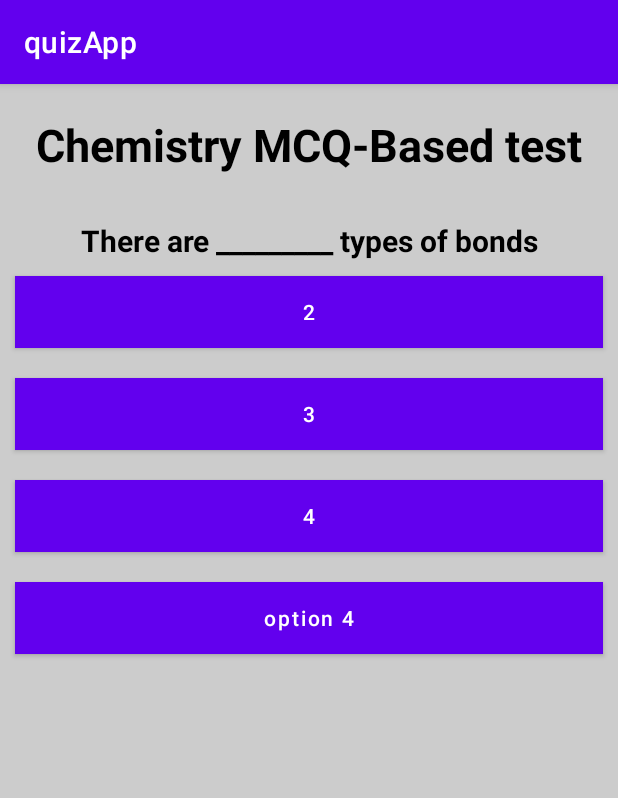
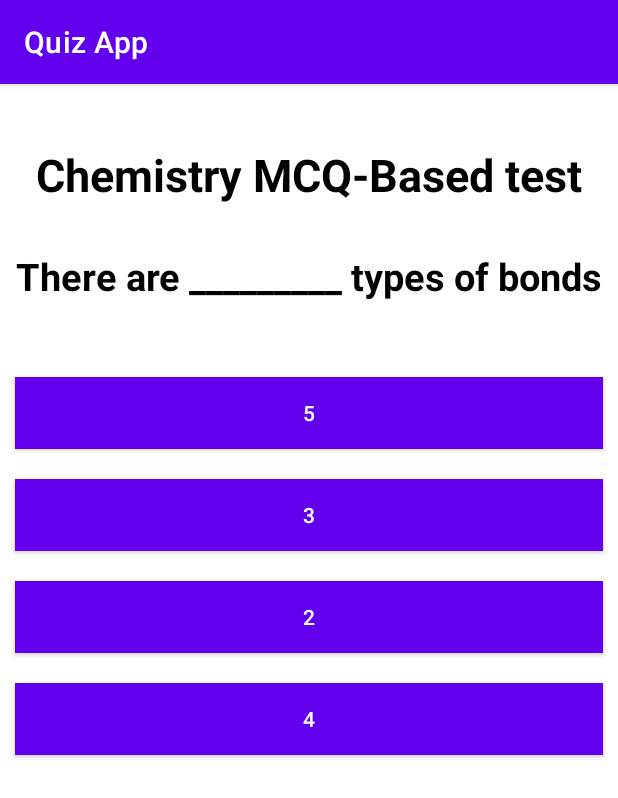
Before and after one commit to alishbamahmood/Assignment-02, an Android app: the screen it shows after launch (MainActivity), on a phone screen of 412 x 824 dp. Shown: the top 798 px of the screen. Run offline under Robolectric (Android 15) with nearby library versions, the phone set to English and light mode, and no system bars.

Commit message:
Commit-6

```diff
--- a/app/src/main/AndroidManifest.xml
+++ b/app/src/main/AndroidManifest.xml
@@ -7,7 +7,7 @@
         android:dataExtractionRules="@xml/data_extraction_rules"
         android:fullBackupContent="@xml/backup_rules"
         android:icon="@mipmap/ic_launcher"
-        android:label="@string/app_name"
+        android:label="Quiz App"
         android:roundIcon="@mipmap/ic_launcher_round"
         android:supportsRtl="true"
         android:theme="@style/Theme.QuizApp"
--- a/app/src/main/java/com/example/quizapp/MainActivity.java
+++ b/app/src/main/java/com/example/quizapp/MainActivity.java
@@ -11,7 +11,7 @@ import android.widget.TextView;
 import java.util.*;
 
 
-public class MainActivity extends AppCompatActivity{
+public class MainActivity extends AppCompatActivity {
 
     TextView course, que;
     Button btn1, btn2, btn3, btn4;
@@ -20,10 +20,14 @@ public class MainActivity extends AppCompatActivity{
 
     Random rnd;
     int score,rndNumber;
+    int i=0;
 
-    @Override
-    protected void onCreate(Bundle savedInstanceState)
-    {
+    Integer[] selected = new Integer[]{};
+
+    List<Integer> selectedList = new ArrayList<>(Arrays.asList(selected));
+
+
+    protected void onCreate(Bundle savedInstanceState) {
         super.onCreate(savedInstanceState);
         setContentView(R.layout.activity_main);
 
@@ -35,22 +39,108 @@ public class MainActivity extends AppCompatActivity{
         btn3 = findViewById(R.id.opt3);
         btn4 = findViewById(R.id.opt4);
 
-        quizQues.add(new Quiz("There are _________ types of bonds","2","3","4","5","4"));
-        quizQues.add(new Quiz("In silver plating Anode is made of","Gold","Ag","Neon","Nil","Ag"));
-        quizQues.add(new Quiz("All metals are solid except","Al","Mg","Na","Hg","Hg"));
-        quizQues.add(new Quiz("Neutrons have _________ charge.","+","-","No","Nil","-"));
-        quizQues.add(new Quiz("Bucky Balls are used as","Lubricants","Cutting","Crafting","Nil","Lubricants"));
-        quizQues.add(new Quiz("Diamonds is ____________","Soft","Hard","Bulky","Nil","Hard"));
-        quizQues.add(new Quiz("Mass per unit volume is:","Velocity","Density","Pressure","Nil","Density"));
-        quizQues.add(new Quiz("The forces of attraction present between the molecules of a substance are called ____________ forces.","Covalent","Ionic","Intermolecular","Nil","Intermolecular"));
-        quizQues.add(new Quiz("The earth is made up of ___________ % of iron.","4","5","6","7","5"));
-        quizQues.add(new Quiz("____________ is an irreversible cell.","Dry Cell","Zn Cell","Chargeable Cell","None of these","Dry Cell"));
+        String[] options1 =  new String[]{"2","3","4","5"};
+        quizQues.add(new Quiz("There are _________ types of bonds",options1,"4"));
 
-        rndNumber = rnd.nextInt(quizQues.size());
+        String[] options2 =  new String[]{"Gold","Ag","Neon","Nil"};
+        quizQues.add(new Quiz("In silver plating Anode is made of",options2,"Ag"));
 
-        que.setText(quizQues.get(rndNumber).getQue());
-        btn1.setText(quizQues.get(rndNumber).getOpt1());
-        btn2.setText(quizQues.get(rndNumber).getOpt2());
-        btn3.setText(quizQues.get(rndNumber).getOpt3());
+        String[] options3 =  new String[]{"Al","Mg","Na","Hg"};
+        quizQues.add(new Quiz("All metals are solid except",options3,"Hg"));
+
+        String[] options4 =  new String[]{"+","-","No","Nil"};
+        quizQues.add(new Quiz("Neutrons have _________ charge.",options4,"-"));
+
+        String[] options5 =  new String[]{"Lubricants","Cutting","Crafting","Nil"};
+        quizQues.add(new Quiz("Bucky Balls are used as",options5,"Lubricants"));
+
+        String[] options6 =  new String[]{"Soft","Hard","Bulky","Nil"};
+        quizQues.add(new Quiz("Diamonds is ____________",options6,"Hard"));
+
+        String[] options7 =  new String[]{"Velocity","Density","Pressure","Nil"};
+        quizQues.add(new Quiz("Mass per unit volume is:",options7,"Density"));
+
+        String[] options8 =  new String[]{"Covalent","Ionic","Intermolecular","Nil"};
+        quizQues.add(new Quiz("The forces of attraction present between the molecules of a substance are called ____________ forces.",options8,"Intermolecular"));
+
+        String[] options9 =  new String[]{"4","5","6","7"};
+        quizQues.add(new Quiz("The earth is made up of ___________ % of iron.",options9,"5"));
+
+        String[] options10 =  new String[]{"Dry Cell","Zn Cell","Chargeable Cell","None of these"};
+        quizQues.add(new Quiz("____________ is an irreversible cell.",options10,"Dry Cell"));
+
+        Collections.shuffle(quizQues);
+
+        setData(i);
+        btn1.setOnClickListener(new View.OnClickListener() {
+            @Override
+            public void onClick(View view) {
+                if(quizQues.get(i).getAnswer().equals(btn1.getText().toString()))
+                {
+                    score++;
+
+                }
+                setData(++i);
+            }
+        });
+
+        btn2.setOnClickListener(new View.OnClickListener() {
+            @Override
+            public void onClick(View view) {
+                if(quizQues.get(i).getAnswer().equals(btn2.getText().toString()))
+                {
+                    score++;
+
+                }
+                setData(++i);
+            }
+        });
+
+        btn3.setOnClickListener(new View.OnClickListener() {
+            @Override
+            public void onClick(View view) {
+                if(quizQues.get(i).getAnswer().equals(btn3.getText().toString()))
+                {
+                    score++;
+
+                }
+                setData(++i);
+            }
+        });
+
+        btn4.setOnClickListener(new View.OnClickListener() {
+            @Override
+            public void onClick(View view) {
+                if(quizQues.get(i).getAnswer().equals(btn4.getText().toString()))
+                {
+                    score++;
+
+                }
+                setData(++i);
+            }
+        });
+
+
+
     }
+
+
+
+    private void setData(int num) {
+        que.setText(quizQues.get(num).getQue() );
+        String [] array = quizQues.get(num).getOpts();
+
+        List<String> opt = Arrays.asList(array);
+
+        Collections.shuffle(opt);
+
+        opt.toArray(array);
+
+        btn1.setText(array[0]);
+        btn2.setText(array[1]);
+        btn3.setText(array[2]);
+        btn4.setText(array[3]);
+    }
+
+
 }
--- a/app/src/main/java/com/example/quizapp/Quiz.java
+++ b/app/src/main/java/com/example/quizapp/Quiz.java
@@ -3,18 +3,12 @@ package com.example.quizapp;
 public class Quiz {
 
     public String que;
-    public String opt1;
-    public String opt2;
-    public String opt3;
-    public String opt4;
+    public String[] opts;
     public String answer;
 
-    public Quiz(String que, String opt1, String opt2, String opt3, String opt4, String answer) {
+    public Quiz(String que, String[] opts, String answer) {
         this.que = que;
-        this.opt1 = opt1;
-        this.opt2 = opt2;
-        this.opt3 = opt3;
-        this.opt4 = opt4;
+        this.opts = opts;
         this.answer = answer;
     }
 
@@ -26,36 +20,12 @@ public class Quiz {
         this.que = que;
     }
 
-    public String getOpt1() {
-        return opt1;
+    public String[] getOpts() {
+        return opts;
     }
 
-    public void setOpt1(String opt1) {
-        this.opt1 = opt1;
-    }
-
-    public String getOpt2() {
-        return opt2;
-    }
-
-    public void setOpt2(String opt2) {
-        this.opt2 = opt2;
-    }
-
-    public String getOpt3() {
-        return opt3;
-    }
-
-    public void setOpt3(String opt3) {
-        this.opt3 = opt3;
-    }
-
-    public String getOpt4() {
-        return opt4;
-    }
-
-    public void setOpt4(String opt4) {
-        this.opt4 = opt4;
+    public void setOpts(String[] opts) {
+        this.opts = opts;
     }
 
     public String getAnswer() {
--- a/app/src/main/res/layout/activity_main.xml
+++ b/app/src/main/res/layout/activity_main.xml
@@ -1,17 +1,15 @@
 <?xml version="1.0" encoding="utf-8"?>
-<LinearLayout xmlns:android="http://schemas.android.com/apk/res/android"
+<RelativeLayout xmlns:android="http://schemas.android.com/apk/res/android"
     xmlns:app="http://schemas.android.com/apk/res-auto"
     xmlns:tools="http://schemas.android.com/tools"
     android:layout_width="match_parent"
     android:layout_height="match_parent"
-    android:orientation="vertical"
-    android:background="#CCCCCC"
     tools:context=".MainActivity">
 
     <TextView
         android:layout_width="match_parent"
         android:layout_height="wrap_content"
-        android:layout_marginTop="20sp"
+        android:layout_marginTop="40sp"
         android:id="@+id/course"
         android:text="Chemistry MCQ-Based test"
         android:textColor="@color/black"
@@ -29,17 +27,21 @@
         android:textColor="@color/black"
         android:textAlignment="center"
         android:textStyle="bold"
-        android:textSize="20sp"
+        android:textSize="25sp"
         android:layout_marginTop="30sp"
+        android:layout_below="@+id/course"
         android:text="Question"
 
         >
     </TextView>
+
     <LinearLayout
         android:layout_width="match_parent"
         android:layout_height="wrap_content"
         android:layout_below="@+id/que"
-        android:orientation="vertical" >
+        android:orientation="vertical"
+        android:layout_marginTop="40dp"
+        >
 
         <Button
             android:layout_width="match_parent"
@@ -84,4 +86,4 @@
 
     </LinearLayout>
 
-</LinearLayout>
+</RelativeLayout>
```
